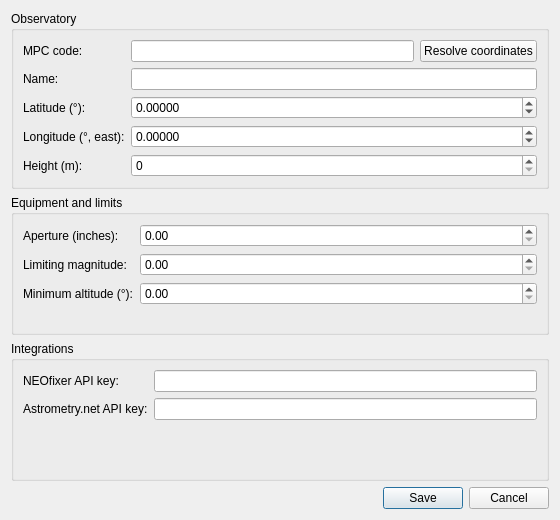
This is nightscribe/gui/ui/settings_dialog.ui in irydeo/nightscribe as Qt 5 draws it before an edit. The edited form follows.
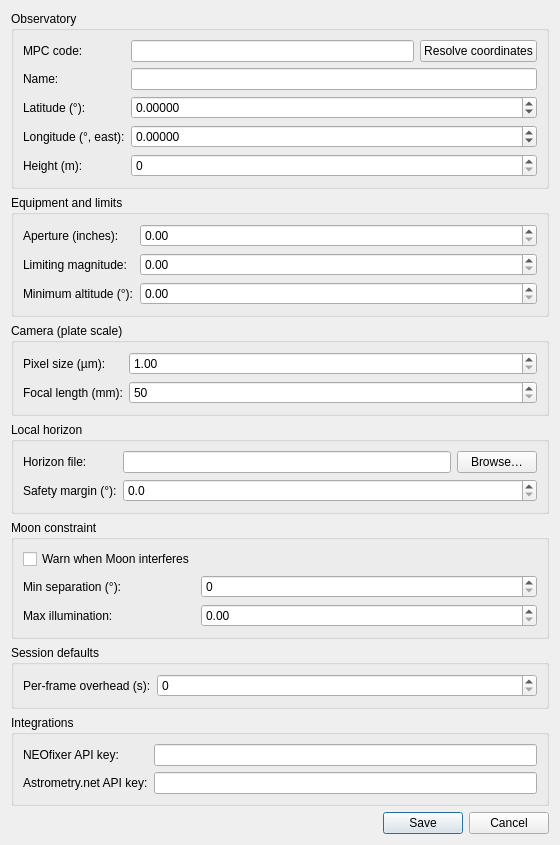
This is the edited form.

What changed in the file:
```diff
--- a/nightscribe/gui/ui/settings_dialog.ui
+++ b/nightscribe/gui/ui/settings_dialog.ui
@@ -4,7 +4,7 @@
  <widget class="QDialog" name="SettingsDialog">
   <property name="windowTitle"><string>Settings</string></property>
   <property name="modal"><bool>true</bool></property>
-  <property name="minimumSize"><size><width>560</width><height>520</height></size></property>
+   <property name="minimumSize"><size><width>560</width><height>720</height></size></property>
   <layout class="QVBoxLayout" name="verticalLayout">
    <item>
     <widget class="QGroupBox" name="grp_site">
@@ -39,10 +39,58 @@
       <item row="2" column="0"><widget class="QLabel" name="lbl_minalt"><property name="text"><string>Minimum altitude (°):</string></property></widget></item>
       <item row="2" column="1"><widget class="QDoubleSpinBox" name="spn_min_alt"><property name="maximum"><double>89.0</double></property></widget></item>
      </layout>
-    </widget>
-   </item>
-   <item>
-     <widget class="QGroupBox" name="grp_misc">
+     </widget>
+    </item>
+    <item>
+     <widget class="QGroupBox" name="grp_camera">
+      <property name="title"><string>Camera (plate scale)</string></property>
+      <layout class="QFormLayout">
+       <item row="0" column="0"><widget class="QLabel" name="lbl_pixel"><property name="text"><string>Pixel size (µm):</string></property></widget></item>
+       <item row="0" column="1"><widget class="QDoubleSpinBox" name="spn_pixel_um"><property name="decimals"><number>2</number></property><property name="minimum"><double>1.0</double></property><property name="maximum"><double>30.0</double></property><property name="toolTip"><string>Camera pixel size in microns (e.g. 3.76 for a QHY600)</string></property></widget></item>
+       <item row="1" column="0"><widget class="QLabel" name="lbl_focal"><property name="text"><string>Focal length (mm):</string></property></widget></item>
+       <item row="1" column="1"><widget class="QDoubleSpinBox" name="spn_focal_mm"><property name="decimals"><number>0</number></property><property name="minimum"><double>50.0</double></property><property name="maximum"><double>20000.0</double></property><property name="toolTip"><string>Telescope focal length in mm (e.g. 2000 for a 8&quot; f/10 SCT)</string></property></widget></item>
+      </layout>
+     </widget>
+    </item>
+    <item>
+     <widget class="QGroupBox" name="grp_horizon">
+      <property name="title"><string>Local horizon</string></property>
+      <layout class="QFormLayout">
+       <item row="0" column="0"><widget class="QLabel" name="lbl_hfile"><property name="text"><string>Horizon file:</string></property></widget></item>
+       <item row="0" column="1">
+        <layout class="QHBoxLayout">
+         <item><widget class="QLineEdit" name="edt_horizon_file"><property name="toolTip"><string>TheSkyX-style az/alt text file; leave empty for a flat minimum altitude</string></property></widget></item>
+         <item><widget class="QPushButton" name="btn_horizon_browse"><property name="text"><string>Browse…</string></property></widget></item>
+        </layout>
+       </item>
+       <item row="1" column="0"><widget class="QLabel" name="lbl_hmargin"><property name="text"><string>Safety margin (°):</string></property></widget></item>
+       <item row="1" column="1"><widget class="QDoubleSpinBox" name="spn_horizon_margin"><property name="decimals"><number>1</number></property><property name="minimum"><double>0.0</double></property><property name="maximum"><double>20.0</double></property><property name="toolTip"><string>Extra clearance added on top of the horizon for safety</string></property></widget></item>
+      </layout>
+     </widget>
+    </item>
+    <item>
+     <widget class="QGroupBox" name="grp_moon">
+      <property name="title"><string>Moon constraint</string></property>
+      <layout class="QFormLayout">
+       <item row="0" column="0"><widget class="QCheckBox" name="chk_moon_enabled"><property name="text"><string>Warn when Moon interferes</string></property></widget></item>
+       <item row="1" column="0"><widget class="QLabel" name="lbl_moonsep"><property name="text"><string>Min separation (°):</string></property></widget></item>
+       <item row="1" column="1"><widget class="QDoubleSpinBox" name="spn_moon_sep"><property name="decimals"><number>0</number></property><property name="minimum"><double>0.0</double></property><property name="maximum"><double>180.0</double></property></widget></item>
+       <item row="2" column="0"><widget class="QLabel" name="lbl_moonillum"><property name="text"><string>Max illumination:</string></property></widget></item>
+       <item row="2" column="1"><widget class="QDoubleSpinBox" name="spn_moon_illum"><property name="decimals"><number>2</number></property><property name="minimum"><double>0.0</double></property><property name="maximum"><double>1.0</double></property><property name="singleStep"><double>0.05</double></property></widget></item>
+      </layout>
+     </widget>
+    </item>
+    <item>
+     <widget class="QGroupBox" name="grp_session">
+      <property name="title"><string>Session defaults</string></property>
+      <layout class="QFormLayout">
+       <item row="0" column="0"><widget class="QLabel" name="lbl_overhead"><property name="text"><string>Per-frame overhead (s):</string></property></widget></item>
+       <item row="0" column="1"><widget class="QDoubleSpinBox" name="spn_overhead"><property name="decimals"><number>0</number></property><property name="minimum"><double>0.0</double></property><property name="maximum"><double>120.0</double></property><property name="toolTip"><string>Readout/slew overhead added to every exposure frame</string></property></widget></item>
+      </layout>
+     </widget>
+    </item>
+    <item>
+      <widget class="QGroupBox" name="grp_misc">
       <property name="title"><string>Integrations</string></property>
       <layout class="QFormLayout">
        <item row="0" column="0"><widget class="QLabel" name="lbl_nfkey"><property name="text"><string>NEOfixer API key:</string></property></widget></item>
```
